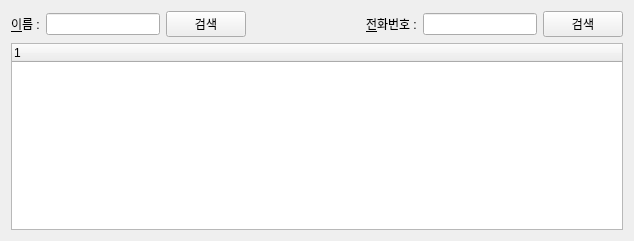
Above: MainWidget/mainwidget.ui from Hoyas40/LSH before the change. Below: the same form after it.
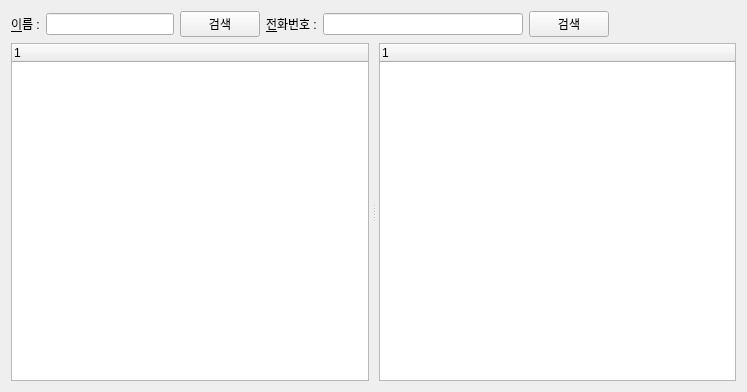
That is the form after the change.

Commit message:
Main Widget
Modified to add a new tree widget

The edit to the form file:
```diff
--- a/MainWidget/mainwidget.ui
+++ b/MainWidget/mainwidget.ui
@@ -6,15 +6,39 @@
    <rect>
     <x>0</x>
     <y>0</y>
-    <width>634</width>
-    <height>241</height>
+    <width>747</width>
+    <height>392</height>
    </rect>
   </property>
   <property name="windowTitle">
    <string>MainWidget</string>
   </property>
-  <layout class="QVBoxLayout" name="verticalLayout">
-   <item>
+  <layout class="QGridLayout" name="gridLayout">
+   <item row="1" column="0">
+    <widget class="QSplitter" name="splitter">
+     <property name="orientation">
+      <enum>Qt::Horizontal</enum>
+     </property>
+     <property name="handleWidth">
+      <number>10</number>
+     </property>
+     <widget class="QTreeWidget" name="client_treeWidget">
+      <column>
+       <property name="text">
+        <string notr="true">1</string>
+       </property>
+      </column>
+     </widget>
+     <widget class="QTreeWidget" name="operation_treeWidget">
+      <column>
+       <property name="text">
+        <string notr="true">1</string>
+       </property>
+      </column>
+     </widget>
+    </widget>
+   </item>
+   <item row="0" column="0">
     <layout class="QHBoxLayout" name="horizontalLayout">
      <item>
       <widget class="QLabel" name="name_label">
@@ -27,7 +51,20 @@
       </widget>
      </item>
      <item>
-      <widget class="QLineEdit" name="name_lineEdit"/>
+      <widget class="QLineEdit" name="name_lineEdit">
+       <property name="minimumSize">
+        <size>
+         <width>100</width>
+         <height>0</height>
+        </size>
+       </property>
+       <property name="maximumSize">
+        <size>
+         <width>300</width>
+         <height>16777215</height>
+        </size>
+       </property>
+      </widget>
      </item>
      <item>
       <widget class="QPushButton" name="name_pushButton">
@@ -36,6 +73,39 @@
        </property>
       </widget>
      </item>
+     <item>
+      <widget class="QLabel" name="phoneNumber_label">
+       <property name="text">
+        <string>&amp;전화번호 :</string>
+       </property>
+       <property name="buddy">
+        <cstring>phoneNumber_lineEdit</cstring>
+       </property>
+      </widget>
+     </item>
+     <item>
+      <widget class="QLineEdit" name="phoneNumber_lineEdit">
+       <property name="minimumSize">
+        <size>
+         <width>200</width>
+         <height>0</height>
+        </size>
+       </property>
+       <property name="maximumSize">
+        <size>
+         <width>300</width>
+         <height>16777215</height>
+        </size>
+       </property>
+      </widget>
+     </item>
+     <item>
+      <widget class="QPushButton" name="phoneNumber_pushButton">
+       <property name="text">
+        <string>검색</string>
+       </property>
+      </widget>
+     </item>
      <item>
       <spacer name="horizontalSpacer">
        <property name="orientation">
@@ -43,43 +113,14 @@
        </property>
        <property name="sizeHint" stdset="0">
         <size>
-         <width>40</width>
+         <width>13</width>
          <height>20</height>
         </size>
        </property>
       </spacer>
      </item>
-     <item>
-      <widget class="QLabel" name="phoneNumber_label">
-       <property name="text">
-        <string>&amp;전화번호 :</string>
-       </property>
-       <property name="buddy">
-        <cstring>phoneNumber_lineEdit</cstring>
-       </property>
-      </widget>
-     </item>
-     <item>
-      <widget class="QLineEdit" name="phoneNumber_lineEdit"/>
-     </item>
-     <item>
-      <widget class="QPushButton" name="phoneNumber_pushButton">
-       <property name="text">
-        <string>검색</string>
-       </property>
-      </widget>
-     </item>
     </layout>
    </item>
-   <item>
-    <widget class="QTreeWidget" name="treeWidget">
-     <column>
-      <property name="text">
-       <string notr="true">1</string>
-      </property>
-     </column>
-    </widget>
-   </item>
   </layout>
  </widget>
  <layoutdefault spacing="6" margin="11"/>
```
The commit also changes 2 other files.
